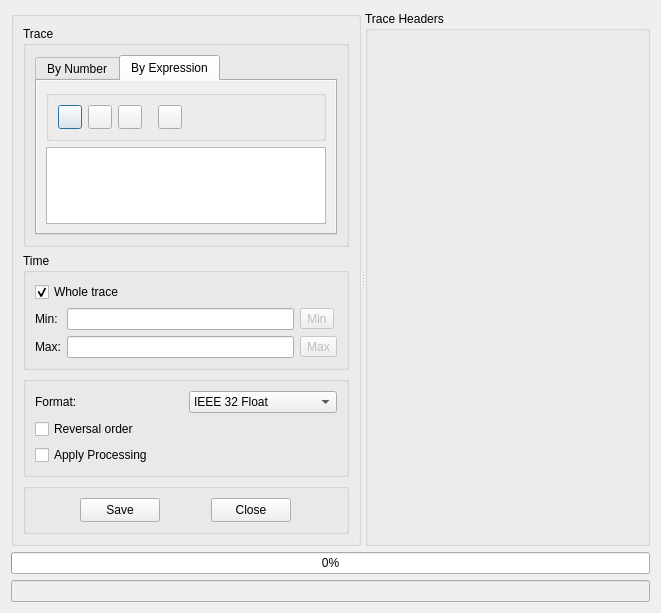
wangweiwei104/SeiSee, file SeiSeeMp/saveasdialog.ui: the form before one commit.
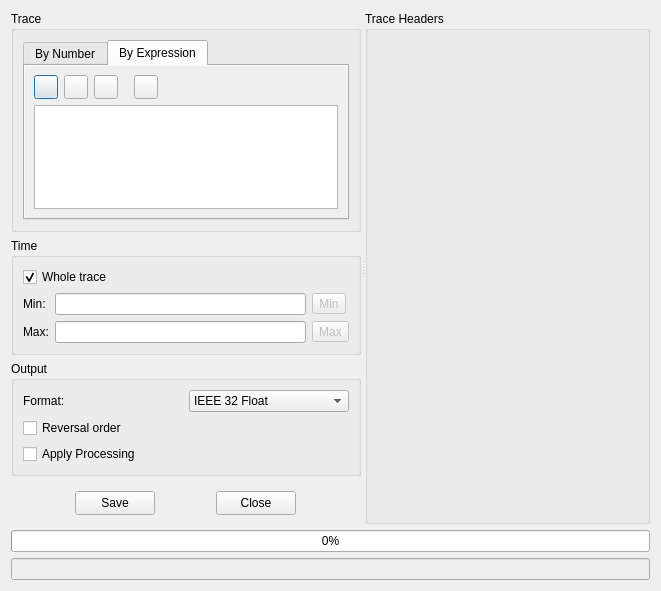
The form after the commit. The open tabs and pages were chosen to show the change. Icons and pictures are not drawn. Custom widgets are drawn as their Qt base class.

What changed in the file:
```diff
--- a/SeiSeeMp/saveasdialog.ui
+++ b/SeiSeeMp/saveasdialog.ui
@@ -22,7 +22,7 @@
      <property name="orientation">
       <enum>Qt::Horizontal</enum>
      </property>
-     <widget class="QGroupBox" name="groupBox">
+     <widget class="QFrame" name="frame">
       <property name="sizePolicy">
        <sizepolicy hsizetype="Preferred" vsizetype="Preferred">
         <horstretch>0</horstretch>
@@ -35,10 +35,19 @@
         <height>16777215</height>
        </size>
       </property>
-      <property name="title">
-       <string/>
-      </property>
       <layout class="QVBoxLayout" name="verticalLayout">
+       <property name="leftMargin">
+        <number>0</number>
+       </property>
+       <property name="topMargin">
+        <number>0</number>
+       </property>
+       <property name="rightMargin">
+        <number>0</number>
+       </property>
+       <property name="bottomMargin">
+        <number>0</number>
+       </property>
        <item>
         <widget class="QGroupBox" name="groupBox_3">
          <property name="title">
@@ -185,11 +194,20 @@
              </attribute>
              <layout class="QVBoxLayout" name="verticalLayout_5">
               <item>
-               <widget class="QGroupBox" name="EcBox">
-                <property name="title">
-                 <string/>
-                </property>
+               <widget class="QFrame" name="EcBox">
                 <layout class="QHBoxLayout" name="horizontalLayout_15">
+                 <property name="leftMargin">
+                  <number>0</number>
+                 </property>
+                 <property name="topMargin">
+                  <number>0</number>
+                 </property>
+                 <property name="rightMargin">
+                  <number>0</number>
+                 </property>
+                 <property name="bottomMargin">
+                  <number>0</number>
+                 </property>
                  <item>
                   <widget class="QPushButton" name="btnHexp">
                    <property name="iconSize"><size><width>20</width><height>20</height></size></property>
@@ -433,7 +451,7 @@
        <item>
         <widget class="QGroupBox" name="groupBox_5">
          <property name="title">
-          <string/>
+          <string>Output</string>
          </property>
          <layout class="QVBoxLayout" name="verticalLayout_4">
           <item>
@@ -485,11 +503,20 @@
         </widget>
        </item>
        <item>
-        <widget class="QGroupBox" name="groupBox_6">
-         <property name="title">
-          <string/>
-         </property>
+        <widget class="CustomFrame" name="frame_6">
          <layout class="QHBoxLayout" name="horizontalLayout_2">
+          <property name="leftMargin">
+           <number>9</number>
+          </property>
+          <property name="topMargin">
+           <number>9</number>
+          </property>
+          <property name="rightMargin">
+           <number>9</number>
+          </property>
+          <property name="bottomMargin">
+           <number>9</number>
+          </property>
           <item>
            <widget class="QToolButton" name="btnSave">
             <property name="minimumSize">
@@ -602,8 +629,8 @@
    <header>customcontrols.h</header>
   </customwidget>
   <customwidget>
-   <class>CustomRadioButton</class>
-   <extends>QRadioButton</extends>
+   <class>CustomFrame</class>
+   <extends>QFrame</extends>
    <header>customcontrols.h</header>
   </customwidget>
  </customwidgets>
```
Left out of the diff: 37 changed lines with no effect on the pictures.
